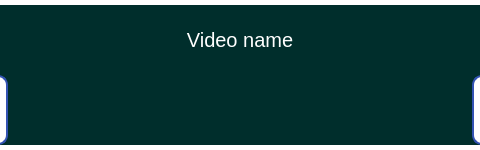
QBoff/YouTube-Video-Downloader, file uis/videoWidgetItem.ui: the form before one commit; both pictures show x 144 to 624 and y 0 to 150 of the 770 by 150 pixel window.
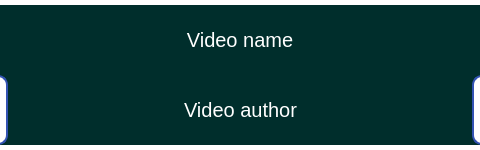
The form after the commit. Icons and pictures are not drawn.

Patch:
```diff
--- a/uis/videoWidgetItem.ui
+++ b/uis/videoWidgetItem.ui
@@ -45,7 +45,7 @@
 	border: 2px solid #3353B3;
 }
 
-#videoName {color: white}</string>
+#videoName, #videoAuthor {color: white}</string>
   </property>
   <layout class="QHBoxLayout" name="horizontalLayout" stretch="0,0">
    <property name="spacing">
@@ -236,6 +236,31 @@
           </property>
          </spacer>
         </item>
+        <item>
+         <widget class="QLabel" name="videoAuthor">
+          <property name="font">
+           <font>
+            <pointsize>15</pointsize>
+           </font>
+          </property>
+          <property name="text">
+           <string>Video author</string>
+          </property>
+         </widget>
+        </item>
+        <item>
+         <spacer name="horizontalSpacer">
+          <property name="orientation">
+           <enum>Qt::Horizontal</enum>
+          </property>
+          <property name="sizeHint" stdset="0">
+           <size>
+            <width>40</width>
+            <height>20</height>
+           </size>
+          </property>
+         </spacer>
+        </item>
         <item>
          <widget class="QPushButton" name="favouriteButton">
           <property name="sizePolicy">
```
Left out of the diff: 12 changed lines with no effect on the pictures.
